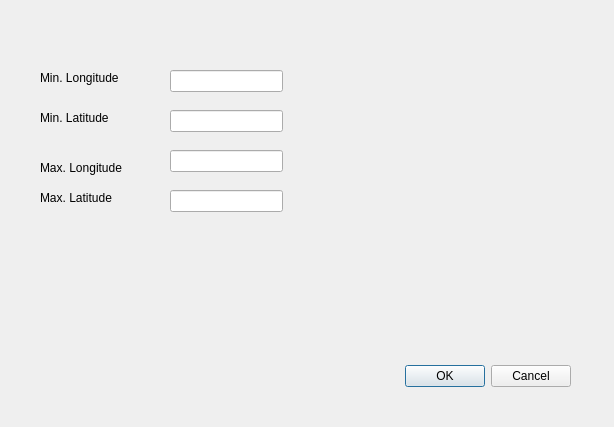
This is safe_qgis/import_dialog.ui in inasafe/inasafe as Qt 5 draws it before an edit. The edited form follows.
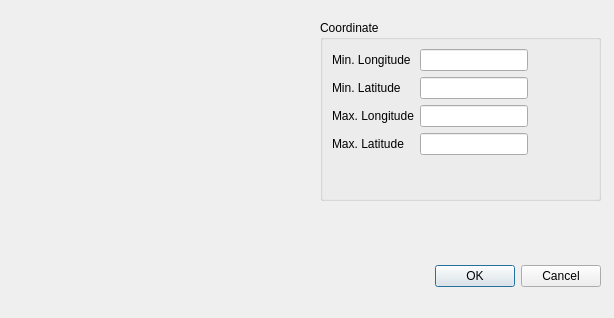
This is the edited form.

Commit message: add map widget to dialog

What changed in the file:
```diff
--- a/safe_qgis/import_dialog.ui
+++ b/safe_qgis/import_dialog.ui
@@ -7,7 +7,7 @@
     <x>0</x>
     <y>0</y>
     <width>614</width>
-    <height>427</height>
+    <height>318</height>
    </rect>
   </property>
   <property name="windowTitle">
@@ -16,8 +16,8 @@
   <widget class="QDialogButtonBox" name="buttonBox">
    <property name="geometry">
     <rect>
-     <x>230</x>
-     <y>360</y>
+     <x>260</x>
+     <y>260</y>
      <width>341</width>
      <height>32</height>
     </rect>
@@ -29,97 +29,63 @@
     <set>QDialogButtonBox::Cancel|QDialogButtonBox::Ok</set>
    </property>
   </widget>
-  <widget class="QLineEdit" name="minLongitude">
+  <widget class="QGroupBox" name="groupBox">
    <property name="geometry">
     <rect>
-     <x>170</x>
-     <y>70</y>
-     <width>113</width>
-     <height>22</height>
+     <x>320</x>
+     <y>20</y>
+     <width>281</width>
+     <height>181</height>
     </rect>
    </property>
-  </widget>
-  <widget class="QLineEdit" name="minLatitude">
-   <property name="geometry">
-    <rect>
-     <x>170</x>
-     <y>110</y>
-     <width>113</width>
-     <height>22</height>
-    </rect>
+   <property name="title">
+    <string>Coordinate</string>
    </property>
-  </widget>
-  <widget class="QLineEdit" name="maxLongitude">
-   <property name="geometry">
-    <rect>
-     <x>170</x>
-     <y>150</y>
-     <width>113</width>
-     <height>22</height>
-    </rect>
-   </property>
-  </widget>
-  <widget class="QLineEdit" name="maxLatitude">
-   <property name="geometry">
-    <rect>
-     <x>170</x>
-     <y>190</y>
-     <width>113</width>
-     <height>22</height>
-    </rect>
-   </property>
-  </widget>
+   <layout class="QFormLayout" name="formLayout_2">
+    <property name="fieldGrowthPolicy">
+     <enum>QFormLayout::FieldsStayAtSizeHint</enum>
+    </property>
+    <item row="0" column="0">
   <widget class="QLabel" name="label">
-   <property name="geometry">
-    <rect>
-     <x>40</x>
-     <y>70</y>
-     <width>111</width>
-     <height>16</height>
-    </rect>
-   </property>
    <property name="text">
     <string>Min. Longitude</string>
    </property>
   </widget>
+    </item>
+    <item row="0" column="1">
+     <widget class="QLineEdit" name="minLongitude"/>
+    </item>
+    <item row="1" column="0">
   <widget class="QLabel" name="label_2">
-   <property name="geometry">
-    <rect>
-     <x>40</x>
-     <y>110</y>
-     <width>101</width>
-     <height>16</height>
-    </rect>
-   </property>
    <property name="text">
     <string>Min. Latitude</string>
    </property>
   </widget>
+    </item>
+    <item row="1" column="1">
+     <widget class="QLineEdit" name="minLatitude"/>
+    </item>
+    <item row="2" column="0">
   <widget class="QLabel" name="label_3">
-   <property name="geometry">
-    <rect>
-     <x>40</x>
-     <y>160</y>
-     <width>101</width>
-     <height>16</height>
-    </rect>
-   </property>
    <property name="text">
     <string>Max. Longitude</string>
    </property>
   </widget>
+    </item>
+    <item row="2" column="1">
+     <widget class="QLineEdit" name="maxLongitude"/>
+    </item>
+    <item row="3" column="0">
   <widget class="QLabel" name="label_4">
-   <property name="geometry">
-    <rect>
-     <x>40</x>
-     <y>190</y>
-     <width>91</width>
-     <height>16</height>
-    </rect>
-   </property>
    <property name="text">
     <string>Max. Latitude</string>
    </property>
+     </widget>
+    </item>
+    <item row="3" column="1">
+     <widget class="QLineEdit" name="maxLatitude"/>
+    </item>
+   </layout>
   </widget>
  </widget>
  <resources/>
```
Lines whose indentation alone changed are shown as unchanged. The commit also changes 2 other files.
